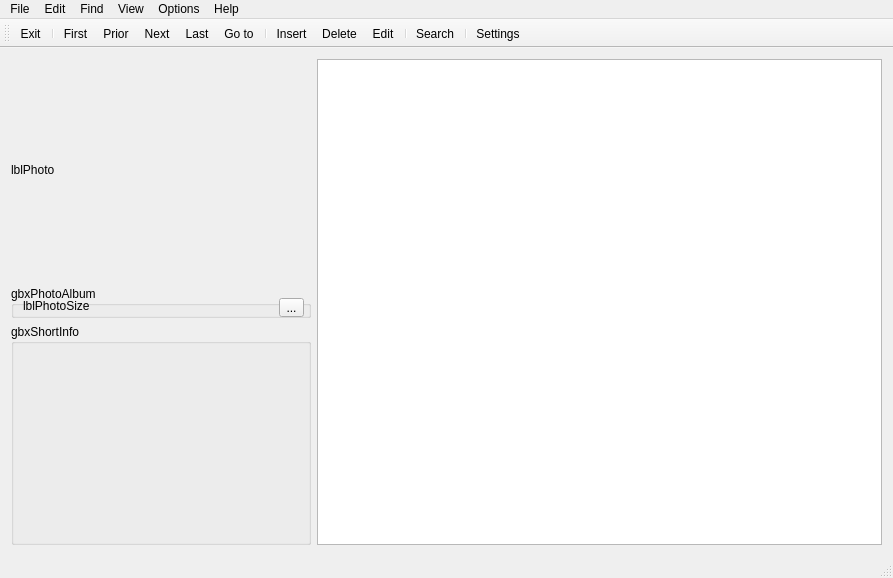
First picture: the form in Forms/CMain.ui, repository skynowa/xxxdb, before the edit.
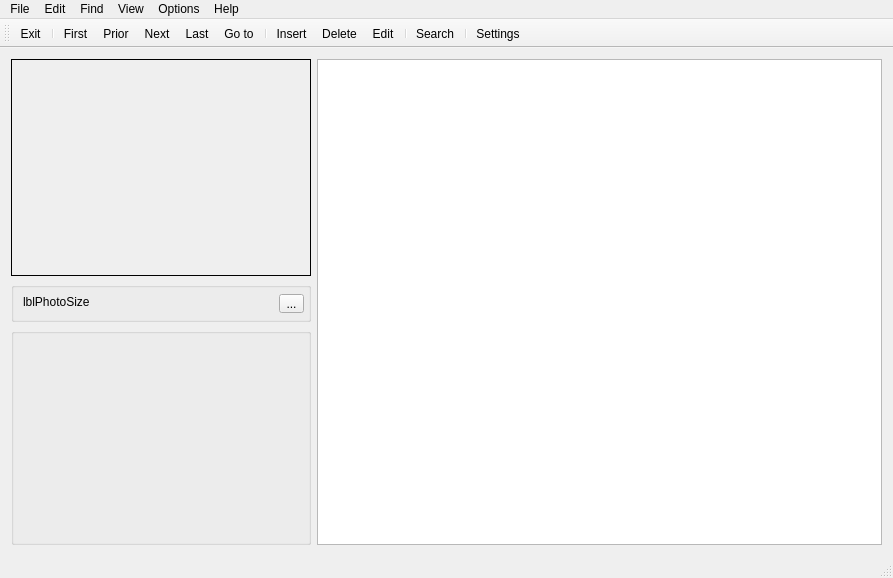
Second picture: the form after the edit. Icons and pictures are not drawn.

Commit message: REVIEW: CMain - move some code to ui-files

The edit to the form file:
```diff
--- a/Forms/CMain.ui
+++ b/Forms/CMain.ui
@@ -18,14 +18,11 @@
    <layout class="QGridLayout" name="gridLayout">
     <item row="0" column="0">
      <widget class="QLabel" name="lblPhoto">
-      <property name="minimumSize">
-       <size>
-        <width>300</width>
-        <height>200</height>
-       </size>
+      <property name="frameShape">
+       <enum>QFrame::Box</enum>
       </property>
-      <property name="text">
-       <string>lblPhoto</string>
+      <property name="alignment">
+       <set>Qt::AlignCenter</set>
       </property>
      </widget>
     </item>
@@ -36,19 +33,16 @@
      <widget class="QGroupBox" name="gbxPhotoAlbum">
       <property name="minimumSize">
        <size>
-        <width>300</width>
-        <height>32</height>
+        <width>0</width>
+        <height>40</height>
        </size>
       </property>
       <property name="maximumSize">
        <size>
-        <width>300</width>
-        <height>32</height>
+        <width>16777215</width>
+        <height>40</height>
        </size>
       </property>
-      <property name="title">
-       <string>gbxPhotoAlbum</string>
-      </property>
       <widget class="QLabel" name="lblPhotoSize">
        <property name="geometry">
         <rect>
@@ -88,9 +82,6 @@
         <height>0</height>
        </size>
       </property>
-      <property name="title">
-       <string>gbxShortInfo</string>
-      </property>
       <property name="checkable">
        <bool>false</bool>
       </property>
```
The commit also changes 1 other file.
